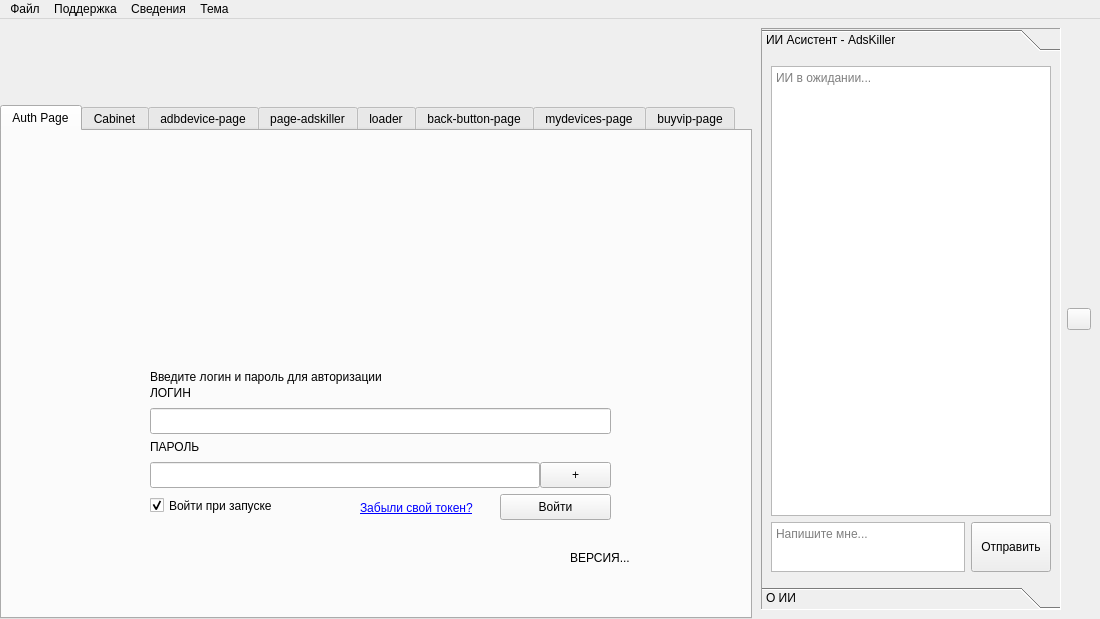
Qt form ui/mainwindow.ui (badcast/adskiller) before a commit.
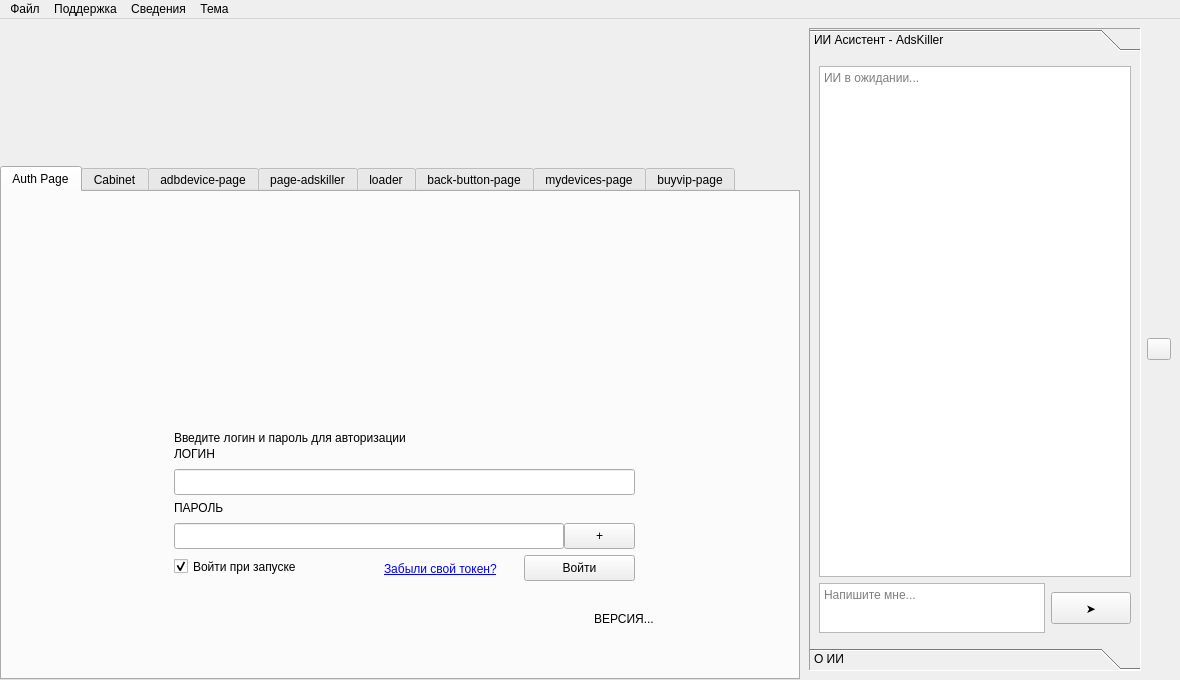
The same form after that commit. Icons and pictures are not drawn.

Commit message: Fix ai widget

```diff
--- a/ui/mainwindow.ui
+++ b/ui/mainwindow.ui
@@ -9,20 +9,20 @@
    <rect>
     <x>0</x>
     <y>0</y>
-    <width>1100</width>
-    <height>619</height>
+    <width>1180</width>
+    <height>680</height>
    </rect>
   </property>
   <property name="sizePolicy">
-   <sizepolicy hsizetype="Fixed" vsizetype="Fixed">
-    <horstretch>100</horstretch>
-    <verstretch>100</verstretch>
+   <sizepolicy hsizetype="Preferred" vsizetype="Preferred">
+    <horstretch>0</horstretch>
+    <verstretch>0</verstretch>
    </sizepolicy>
   </property>
   <property name="minimumSize">
    <size>
-    <width>1100</width>
-    <height>515</height>
+    <width>1060</width>
+    <height>600</height>
    </size>
   </property>
   <property name="windowTitle">
@@ -65,13 +65,13 @@
         <widget class="QToolBox" name="aiToolBox">
          <property name="minimumSize">
           <size>
-           <width>300</width>
+           <width>0</width>
            <height>0</height>
           </size>
          </property>
          <property name="maximumSize">
           <size>
-           <width>300</width>
+           <width>16777215</width>
            <height>16777215</height>
           </size>
          </property>
@@ -99,11 +99,11 @@
              <property name="minimumSize">
               <size>
                <width>0</width>
-               <height>50</height>
+               <height>32</height>
               </size>
              </property>
              <property name="text">
-              <string>Отправить</string>
+              <string>➤</string>
              </property>
             </widget>
            </item>
```
The commit also changes 4 other files.
